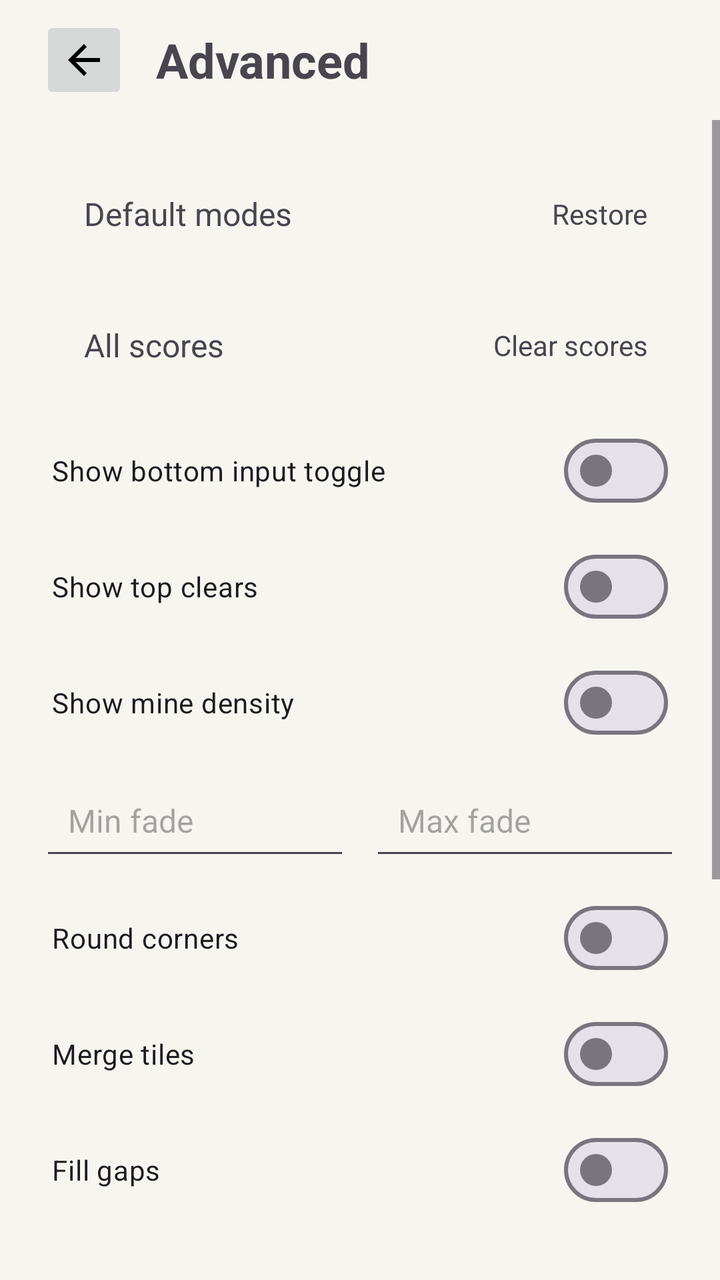
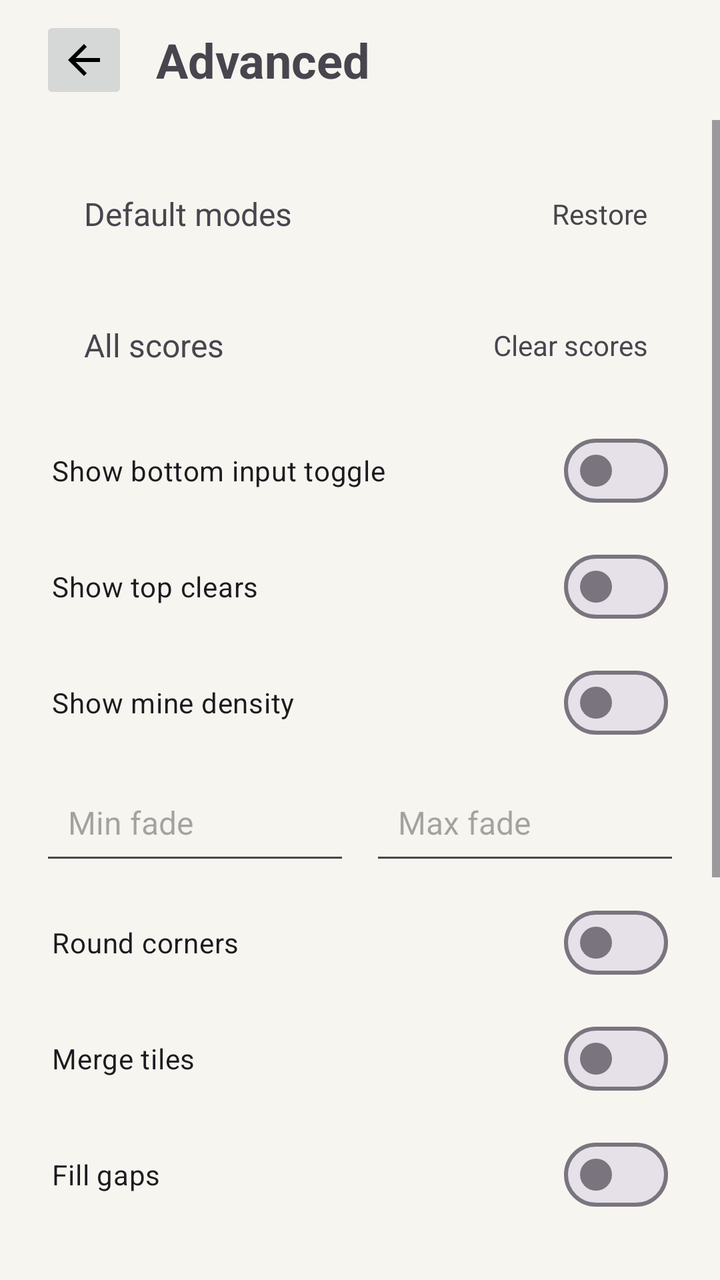

An Android layout rendered at two revisions. The XML below is the earlier revision; the diff shows what the commit changed to produce the second picture.
<!-- AndroidManifest.xml: application theme Theme.Minesweeper -->
<!-- res/layout/activity_advanced_settings.xml -->
<?xml version="1.0" encoding="utf-8"?>
<LinearLayout xmlns:android="http://schemas.android.com/apk/res/android"
    android:layout_width="match_parent"
    android:layout_height="match_parent"
    android:orientation="vertical">

    <LinearLayout
        android:id="@+id/topBar"
        android:layout_width="match_parent"
        android:layout_height="wrap_content"
        android:gravity="center_vertical"
        android:orientation="horizontal"
        android:paddingStart="20dp"
        android:paddingTop="8dp"
        android:paddingEnd="20dp"
        android:paddingBottom="8dp">

        <ImageButton
            android:id="@+id/backButton"
            android:layout_width="44dp"
            android:layout_height="44dp"
            android:src="@drawable/ic_arrow_back_material" />

        <TextView
            android:id="@+id/titleText"
            android:layout_width="0dp"
            android:layout_height="wrap_content"
            android:layout_marginStart="14dp"
            android:layout_weight="1"
            android:text="@string/advanced"
            android:textSize="24sp"
            android:textStyle="bold" />
    </LinearLayout>

    <ScrollView
        android:layout_width="match_parent"
        android:layout_height="0dp"
        android:layout_weight="1">

        <LinearLayout
            android:id="@+id/content"
            android:layout_width="match_parent"
            android:layout_height="wrap_content"
            android:orientation="vertical"
            android:padding="20dp">

            <LinearLayout
                android:id="@+id/restoreModesButton"
                android:layout_width="match_parent"
                android:layout_height="wrap_content"
                android:gravity="center_vertical"
                android:orientation="horizontal"
                android:paddingStart="22dp"
                android:paddingTop="16dp"
                android:paddingEnd="16dp"
                android:paddingBottom="16dp">

                <TextView
                    android:id="@+id/restoreModesLabel"
                    android:layout_width="0dp"
                    android:layout_height="wrap_content"
                    android:layout_weight="1"
                    android:text="@string/default_modes"
                    android:textSize="16sp" />

                <TextView
                    android:id="@+id/restoreModesValue"
                    android:layout_width="wrap_content"
                    android:layout_height="wrap_content"
                    android:text="@string/restore"
                    android:textSize="14sp" />
            </LinearLayout>

            <LinearLayout
                android:id="@+id/clearAllScoresButton"
                android:layout_width="match_parent"
                android:layout_height="wrap_content"
                android:layout_marginTop="12dp"
                android:gravity="center_vertical"
                android:orientation="horizontal"
                android:paddingStart="22dp"
                android:paddingTop="16dp"
                android:paddingEnd="16dp"
                android:paddingBottom="16dp">

                <TextView
                    android:id="@+id/clearAllScoresLabel"
                    android:layout_width="0dp"
                    android:layout_height="wrap_content"
                    android:layout_weight="1"
                    android:text="@string/all_scores"
                    android:textSize="16sp" />

                <TextView
                    android:id="@+id/clearAllScoresValue"
                    android:layout_width="wrap_content"
                    android:layout_height="wrap_content"
                    android:text="@string/clear_scores"
                    android:textSize="14sp" />
            </LinearLayout>

            <com.google.android.material.materialswitch.MaterialSwitch
                android:id="@+id/showBottomToggle"
                android:layout_width="match_parent"
                android:layout_height="wrap_content"
                android:layout_marginTop="12dp"
                android:paddingStart="6dp"
                android:paddingEnd="6dp"
                android:switchPadding="14dp"
                android:text="@string/show_bottom_toggle" />

            <com.google.android.material.materialswitch.MaterialSwitch
                android:id="@+id/showTopClears"
                android:layout_width="match_parent"
                android:layout_height="wrap_content"
                android:layout_marginTop="10dp"
                android:paddingStart="6dp"
                android:paddingEnd="6dp"
                android:switchPadding="14dp"
                android:text="@string/show_top_clears" />

            <com.google.android.material.materialswitch.MaterialSwitch
                android:id="@+id/showMineDensity"
                android:layout_width="match_parent"
                android:layout_height="wrap_content"
                android:layout_marginTop="10dp"
                android:paddingStart="6dp"
                android:paddingEnd="6dp"
                android:switchPadding="14dp"
                android:text="@string/show_mine_density" />

            <LinearLayout
                android:id="@+id/mineDensityFadeRow"
                android:layout_width="match_parent"
                android:layout_height="wrap_content"
                android:layout_marginTop="10dp"
                android:orientation="horizontal">

                <EditText
                    android:id="@+id/mineDensityMinFadeInput"
                    android:layout_width="0dp"
                    android:layout_height="wrap_content"
                    android:layout_weight="1"
                    android:hint="@string/min_fade"
                    android:inputType="numberDecimal"
                    android:padding="14dp"
                    android:singleLine="true"
                    android:textSize="16sp" />

                <EditText
                    android:id="@+id/mineDensityMaxFadeInput"
                    android:layout_width="0dp"
                    android:layout_height="wrap_content"
                    android:layout_marginStart="10dp"
                    android:layout_weight="1"
                    android:hint="@string/max_fade"
                    android:inputType="numberDecimal"
                    android:padding="14dp"
                    android:singleLine="true"
                    android:textSize="16sp" />
            </LinearLayout>

            <com.google.android.material.materialswitch.MaterialSwitch
                android:id="@+id/roundCorners"
                android:layout_width="match_parent"
                android:layout_height="wrap_content"
                android:layout_marginTop="10dp"
                android:paddingStart="6dp"
                android:paddingEnd="6dp"
                android:switchPadding="14dp"
                android:text="@string/round_corners" />

            <com.google.android.material.materialswitch.MaterialSwitch
                android:id="@+id/mergeTiles"
                android:layout_width="match_parent"
                android:layout_height="wrap_content"
                android:layout_marginTop="10dp"
                android:paddingStart="6dp"
                android:paddingEnd="6dp"
                android:switchPadding="14dp"
                android:text="@string/merge_tiles" />

            <com.google.android.material.materialswitch.MaterialSwitch
                android:id="@+id/fillGaps"
                android:layout_width="match_parent"
                android:layout_height="wrap_content"
                android:layout_marginTop="10dp"
                android:paddingStart="6dp"
                android:paddingEnd="6dp"
                android:switchPadding="14dp"
                android:text="@string/fill_gaps" />

            <LinearLayout
                android:id="@+id/longPressRow"
                android:layout_width="match_parent"
                android:layout_height="wrap_content"
                android:layout_marginTop="14dp"
                android:orientation="vertical"
                android:paddingStart="22dp"
                android:paddingTop="16dp"
                android:paddingEnd="16dp"
                android:paddingBottom="16dp">

                <LinearLayout
                    android:layout_width="match_parent"
                    android:layout_height="wrap_content"
                    android:gravity="center_vertical"
                    android:orientation="horizontal">

                    <TextView
                        android:id="@+id/longPressLabel"
                        android:layout_width="0dp"
                        android:layout_height="wrap_content"
                        android:layout_weight="1"
                        android:text="@string/long_press_delay"
                        android:textSize="16sp" />

                    <TextView
                        android:id="@+id/longPressValue"
                        android:layout_width="wrap_content"
                        android:layout_height="wrap_content"
                        android:text="250 ms"
                        android:textSize="14sp" />
                </LinearLayout>

                <SeekBar
                    android:id="@+id/longPressSeekBar"
                    android:layout_width="match_parent"
                    android:layout_height="wrap_content"
                    android:layout_marginTop="8dp"
                    android:max="9"
                    android:progress="4" />
            </LinearLayout>

            <LinearLayout
                android:id="@+id/animationSpeedRow"
                android:layout_width="match_parent"
                android:layout_height="wrap_content"
                android:layout_marginTop="14dp"
                android:orientation="vertical"
                android:paddingStart="22dp"
                android:paddingTop="16dp"
                android:paddingEnd="16dp"
                android:paddingBottom="16dp">

                <LinearLayout
                    android:layout_width="match_parent"
                    android:layout_height="wrap_content"
                    android:gravity="center_vertical"
                    android:orientation="horizontal">

                    <TextView
                        android:id="@+id/animationSpeedLabel"
                        android:layout_width="0dp"
                        android:layout_height="wrap_content"
                        android:layout_weight="1"
                        android:text="@string/animation_speed"
                        android:textSize="16sp" />

                    <TextView
                        android:id="@+id/animationSpeedValue"
                        android:layout_width="wrap_content"
                        android:layout_height="wrap_content"
                        android:text="50%"
                        android:textSize="14sp" />
                </LinearLayout>

                <SeekBar
                    android:id="@+id/animationSpeedSeekBar"
                    android:layout_width="match_parent"
                    android:layout_height="wrap_content"
                    android:layout_marginTop="8dp"
                    android:max="100"
                    android:progress="50" />
            </LinearLayout>

            <com.google.android.material.materialswitch.MaterialSwitch
                android:id="@+id/screenShake"
                android:layout_width="match_parent"
                android:layout_height="wrap_content"
                android:layout_marginTop="10dp"
                android:paddingStart="6dp"
                android:paddingEnd="6dp"
                android:switchPadding="14dp"
                android:text="@string/screen_shake" />

            <TextView
                android:id="@+id/applyButton"
                android:layout_width="match_parent"
                android:layout_height="52dp"
                android:layout_marginTop="20dp"
                android:gravity="center"
                android:text="@string/apply"
                android:textSize="16sp"
                android:textStyle="bold" />
        </LinearLayout>
    </ScrollView>

</LinearLayout>
<!-- resources referenced by this layout -->
<resources>
  <!-- drawable ic_arrow_back_material (drawable) -->
  <?xml version="1.0" encoding="utf-8"?>
  <vector xmlns:android="http://schemas.android.com/apk/res/android"
      android:width="24dp"
      android:height="24dp"
      android:viewportWidth="24"
      android:viewportHeight="24">
      <path
          android:fillColor="#FF000000"
          android:pathData="M20,11H7.83l5.59,-5.59L12,4l-8,8l8,8l1.41,-1.41L7.83,13H20z" />
  </vector>
  <string name="advanced">Advanced</string>
  <string name="all_scores">All scores</string>
  <string name="animation_speed">Animation speed</string>
  <string name="apply">Apply</string>
  <string name="clear_scores">Clear scores</string>
  <string name="default_modes">Default modes</string>
  <string name="fill_gaps">Fill gaps</string>
  <string name="long_press_delay">Long press delay</string>
  <string name="max_fade">Max fade</string>
  <string name="merge_tiles">Merge tiles</string>
  <string name="min_fade">Min fade</string>
  <string name="restore">Restore</string>
  <string name="round_corners">Round corners</string>
  <string name="screen_shake">Screen shake</string>
  <string name="show_bottom_toggle">Show bottom input toggle</string>
  <string name="show_mine_density">Show mine density</string>
  <string name="show_top_clears">Show top clears</string>
  <style name="Theme.Minesweeper" parent="Theme.Material3.Light.NoActionBar">
          <item name="android:windowBackground">@color/app_background</item>
          <item name="android:statusBarColor">@color/app_background</item>
          <item name="android:navigationBarColor">@color/app_background</item>
          <item name="android:windowLightStatusBar">true</item>
          <item name="android:windowLightNavigationBar">true</item>
          <item name="android:fontFamily">sans-serif</item>
          <item name="colorPrimary">@color/accent</item>
          <item name="colorSurface">@color/panel</item>
          <item name="android:windowAnimationStyle">@null</item>
          <item name="materialAlertDialogTheme">@style/Minesweeper.Dialog</item>
      </style>
  <color name="app_background">#F7F5EF</color>
  <color name="accent">#7CA7C7</color>
  <color name="panel">#EFEBE2</color>
  <style name="Minesweeper.Dialog" parent="ThemeOverlay.Material3.MaterialAlertDialog">
          <item name="backgroundTint">@color/panel</item>
      </style>
</resources>

<!-- the commit's change to res/layout/activity_advanced_settings.xml (unified diff, before → after) -->
@@ -139,23 +139,27 @@
                 <EditText
                     android:id="@+id/mineDensityMinFadeInput"
                     android:layout_width="0dp"
-                    android:layout_height="wrap_content"
+                    android:layout_height="52dp"
                     android:layout_weight="1"
                     android:hint="@string/min_fade"
+                    android:imeOptions="actionNext"
                     android:inputType="numberDecimal"
                     android:padding="14dp"
+                    android:selectAllOnFocus="true"
                     android:singleLine="true"
                     android:textSize="16sp" />
 
                 <EditText
                     android:id="@+id/mineDensityMaxFadeInput"
                     android:layout_width="0dp"
-                    android:layout_height="wrap_content"
+                    android:layout_height="52dp"
                     android:layout_marginStart="10dp"
                     android:layout_weight="1"
                     android:hint="@string/max_fade"
+                    android:imeOptions="actionDone"
                     android:inputType="numberDecimal"
                     android:padding="14dp"
+                    android:selectAllOnFocus="true"
                     android:singleLine="true"
                     android:textSize="16sp" />
             </LinearLayout>
